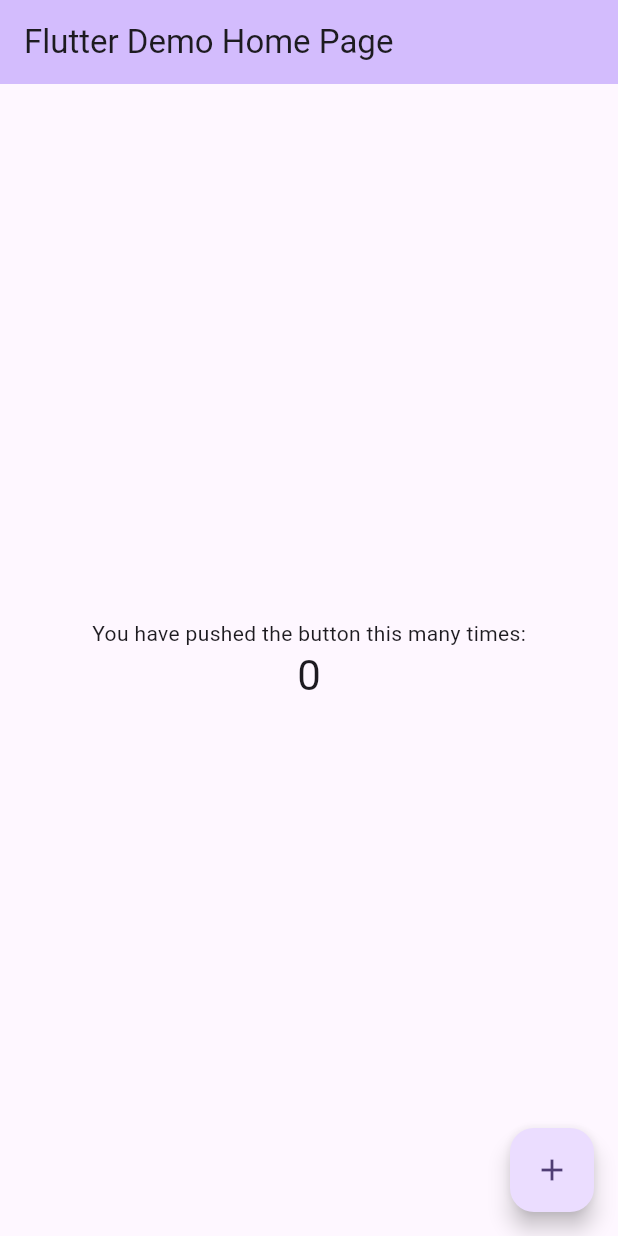
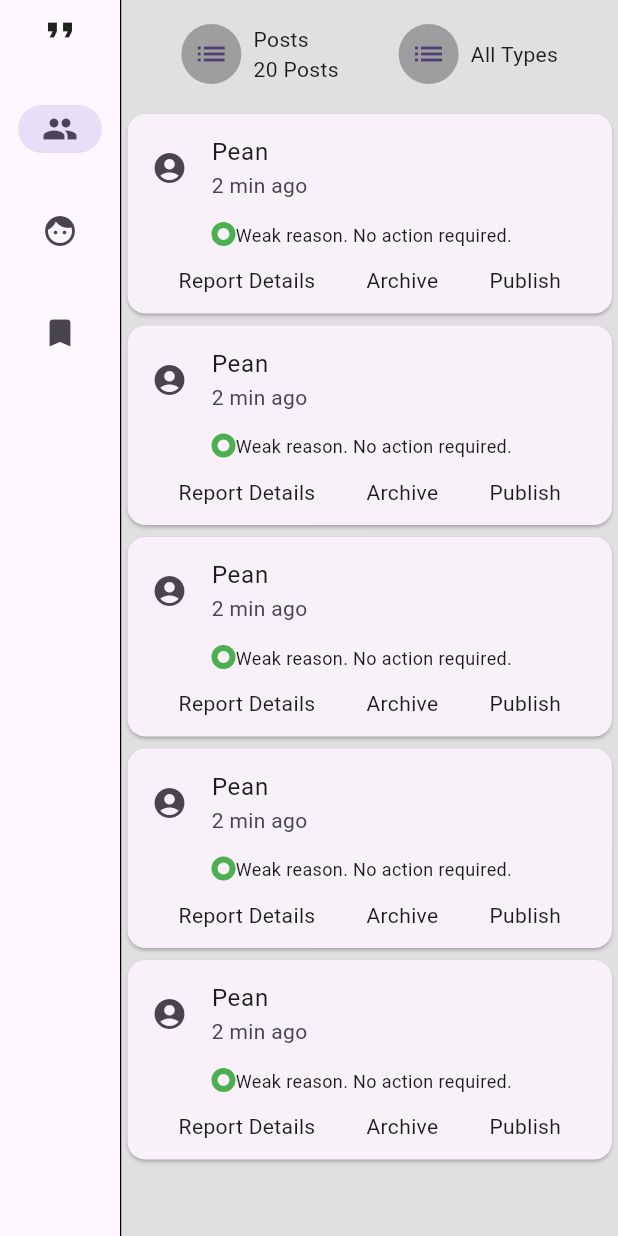
Before and after one commit to sarushili0430/ui_practice, a Flutter app: the screen it shows after launch, on a phone screen of 412 x 824 dp. Run offline on Flutter 3.47's test engine with Material 3 defaults, Android fonts, the phone set to English and light mode, and no system bars.

Commit message:
feat: Fixed UI for Admin Mobile

```diff
--- a/lib/main.dart
+++ b/lib/main.dart
@@ -31,40 +31,180 @@ class MyHomePage extends StatefulWidget {
 }
 
 class _MyHomePageState extends State<MyHomePage> {
-  int _counter = 0;
-
-  void _incrementCounter() {
-    setState(() {
-      _counter++;
-    });
-  }
-
+  int _selectedindex = 0;
   @override
   Widget build(BuildContext context) {
     return Scaffold(
-      appBar: AppBar(
-        backgroundColor: Theme.of(context).colorScheme.inversePrimary,
-        title: Text(widget.title),
-      ),
-      body: Center(
-        child: Column(
-          mainAxisAlignment: MainAxisAlignment.center,
-          children: <Widget>[
-            const Text(
-              'You have pushed the button this many times:',
-            ),
-            Text(
-              '$_counter',
-              style: Theme.of(context).textTheme.headlineMedium,
-            ),
-          ],
-        ),
-      ),
-      floatingActionButton: FloatingActionButton(
-        onPressed: _incrementCounter,
-        tooltip: 'Increment',
-        child: const Icon(Icons.add),
+        body: SafeArea(
+            child: Row(
+      children: [
+        Container(
+            decoration: BoxDecoration(
+                border: Border(right: BorderSide(color: Colors.black))),
+            child: NavigationRail(
+                leading: Padding(
+                    padding: EdgeInsets.only(bottom: 12.0),
+                    child: Icon(Icons.format_quote_sharp)),
+                destinations: [
+                  NavigationRailDestination(
+                      icon: Icon(Icons.people),
+                      label: Text(""),
+                      padding: EdgeInsets.symmetric(vertical: 12.0)),
+                  NavigationRailDestination(
+                      icon: Icon(Icons.face),
+                      label: Text(""),
+                      padding: EdgeInsets.symmetric(vertical: 12.0)),
+                  NavigationRailDestination(
+                      icon: Icon(Icons.bookmark),
+                      label: Text(""),
+                      padding: EdgeInsets.symmetric(vertical: 12.0)),
+                ],
+                selectedIndex: _selectedindex)),
+        Expanded(
+            child: Container(
+          color: Colors.grey[300],
+          child: Column(
+            children: [
+              Padding(
+                  padding: EdgeInsets.symmetric(vertical: 16),
+                  child: PostsHeader()),
+              Expanded(child: MockCardList())
+            ],
+          ),
+        ))
+      ],
+    )));
+  }
+}
+
+class PostsHeader extends StatefulWidget {
+  const PostsHeader({super.key});
+
+  @override
+  State<PostsHeader> createState() => _PostsHeaderState();
+}
+
+class _PostsHeaderState extends State<PostsHeader> {
+  @override
+  Widget build(BuildContext context) {
+    return Container(
+        child: Row(
+      mainAxisAlignment: MainAxisAlignment.spaceEvenly,
+      children: [PostStatus(), AllTypes()],
+    ));
+  }
+}
+
+class PostStatus extends StatelessWidget {
+  const PostStatus({super.key});
+  @override
+  Widget build(BuildContext context) {
+    final int _posts = 20;
+    return Container(
+      child: Row(
+        children: [
+          Padding(
+              padding: EdgeInsets.only(right: 8),
+              child: CircleAvatar(
+                child: Icon(Icons.list),
+                backgroundColor: Colors.grey,
+              )),
+          Column(
+            crossAxisAlignment: CrossAxisAlignment.start,
+            children: [Text("Posts"), Text("$_posts Posts")],
+          )
+        ],
       ),
     );
   }
 }
+
+class AllTypes extends StatelessWidget {
+  const AllTypes({super.key});
+  @override
+  Widget build(BuildContext context) {
+    final int _posts = 20;
+    return Container(
+      height: 40,
+      child: Row(
+        crossAxisAlignment: CrossAxisAlignment.center,
+        children: [
+          Padding(
+              padding: EdgeInsets.only(right: 8),
+              child: CircleAvatar(
+                child: Icon(Icons.list),
+                backgroundColor: Colors.grey,
+              )),
+          Text("All Types"),
+        ],
+      ),
+    );
+  }
+}
+
+class MockCardList extends StatelessWidget {
+  const MockCardList({super.key});
+
+  @override
+  Widget build(BuildContext context) {
+    return ListView(
+      shrinkWrap: true,
+      children: [
+        MockCard(),
+        MockCard(),
+        MockCard(),
+        MockCard(),
+        MockCard(),
+      ],
+    );
+  }
+}
+
+class MockCard extends StatelessWidget {
+  const MockCard({super.key});
+
+  @override
+  Widget build(BuildContext context) {
+    return Card(
+        child: Column(
+      crossAxisAlignment: CrossAxisAlignment.start,
+      mainAxisAlignment: MainAxisAlignment.spaceEvenly,
+      children: [
+        ListTile(
+            leading: Icon(Icons.account_circle),
+            title: Text("Pean"),
+            subtitle: Text("2 min ago")),
+        Row(
+          crossAxisAlignment: CrossAxisAlignment.start,
+          children: [
+            SizedBox(width: 56),
+            Container(
+              width: 16,
+              height: 16,
+              decoration: BoxDecoration(
+                border: Border.all(color: Colors.green, width: 4),
+                borderRadius: BorderRadius.circular(8),
+              ),
+            ),
+            Text(
+              "Weak reason. No action required.",
+              style: TextStyle(fontSize: 12),
+            ),
+          ],
+        ),
+        Padding(
+            padding: EdgeInsets.symmetric(vertical: 12),
+            child: Row(
+              mainAxisAlignment: MainAxisAlignment.spaceEvenly,
+              children: [
+                Text(
+                  "Report Details",
+                ),
+                Text("Archive"),
+                Text("Publish"),
+              ],
+            )),
+      ],
+    ));
+  }
+}
```
